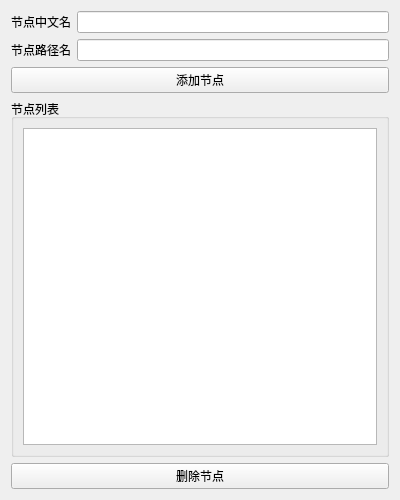
The window that HsNodeConfig.ui (Ying3141/yizumi-monitor) describes before a commit, drawn with Qt 5.
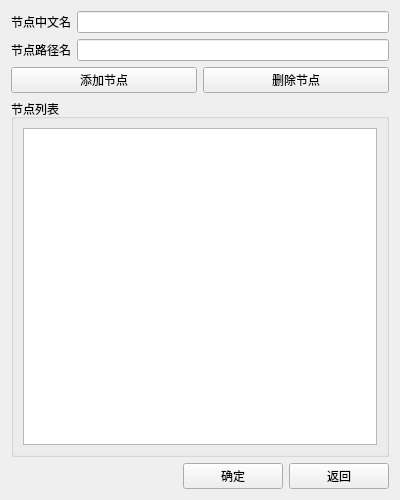
The same window after the commit.

Commit message: 界面变量更新

Diff of the .ui file:
```diff
--- a/HsNodeConfig.ui
+++ b/HsNodeConfig.ui
@@ -25,35 +25,54 @@
   <property name="windowTitle">
    <string>Form</string>
   </property>
-  <layout class="QGridLayout" name="gridLayout_2">
-   <item row="0" column="0">
+  <layout class="QVBoxLayout" name="verticalLayout">
+   <item>
+    <layout class="QHBoxLayout" name="horizontalLayout_3">
+     <item>
     <widget class="QLabel" name="label">
      <property name="text">
       <string>节点中文名</string>
      </property>
     </widget>
    </item>
-   <item row="0" column="1">
+     <item>
     <widget class="QLineEdit" name="lEdt_nodeName"/>
    </item>
-   <item row="1" column="0">
+    </layout>
+   </item>
+   <item>
+    <layout class="QHBoxLayout" name="horizontalLayout_4">
+     <item>
     <widget class="QLabel" name="label_2">
      <property name="text">
       <string>节点路径名</string>
      </property>
     </widget>
    </item>
-   <item row="1" column="1">
+     <item>
     <widget class="QLineEdit" name="lEdt_nodePath"/>
    </item>
-   <item row="2" column="0" colspan="2">
+    </layout>
+   </item>
+   <item>
+    <layout class="QHBoxLayout" name="horizontalLayout_2">
+     <item>
     <widget class="QPushButton" name="addNode">
      <property name="text">
       <string>添加节点</string>
      </property>
     </widget>
    </item>
-   <item row="3" column="0" colspan="2">
+     <item>
+      <widget class="QPushButton" name="delNode">
+       <property name="text">
+        <string>删除节点</string>
+       </property>
+      </widget>
+     </item>
+    </layout>
+   </item>
+   <item>
     <widget class="QGroupBox" name="groupBox">
      <property name="title">
       <string>节点列表</string>
@@ -65,12 +84,48 @@
      </layout>
     </widget>
    </item>
-   <item row="4" column="0" colspan="2">
-    <widget class="QPushButton" name="delNode">
+   <item>
+    <layout class="QHBoxLayout" name="horizontalLayout">
+     <item>
+      <spacer name="horizontalSpacer">
+       <property name="orientation">
+        <enum>Qt::Horizontal</enum>
+       </property>
+       <property name="sizeHint" stdset="0">
+        <size>
+         <width>167</width>
+         <height>20</height>
+        </size>
+       </property>
+      </spacer>
+     </item>
+     <item>
+      <widget class="QPushButton" name="confirm">
+       <property name="minimumSize">
+        <size>
+         <width>100</width>
+         <height>0</height>
+        </size>
+       </property>
      <property name="text">
-      <string>删除节点</string>
-     </property>
-    </widget>
+        <string>确定</string>
+       </property>
+      </widget>
+     </item>
+     <item>
+      <widget class="QPushButton" name="cancel">
+       <property name="minimumSize">
+        <size>
+         <width>100</width>
+         <height>0</height>
+        </size>
+       </property>
+       <property name="text">
+        <string>返回</string>
+       </property>
+      </widget>
+     </item>
+    </layout>
    </item>
   </layout>
  </widget>
```
Lines whose indentation alone changed are shown as unchanged. The commit also changes 6 other files.
